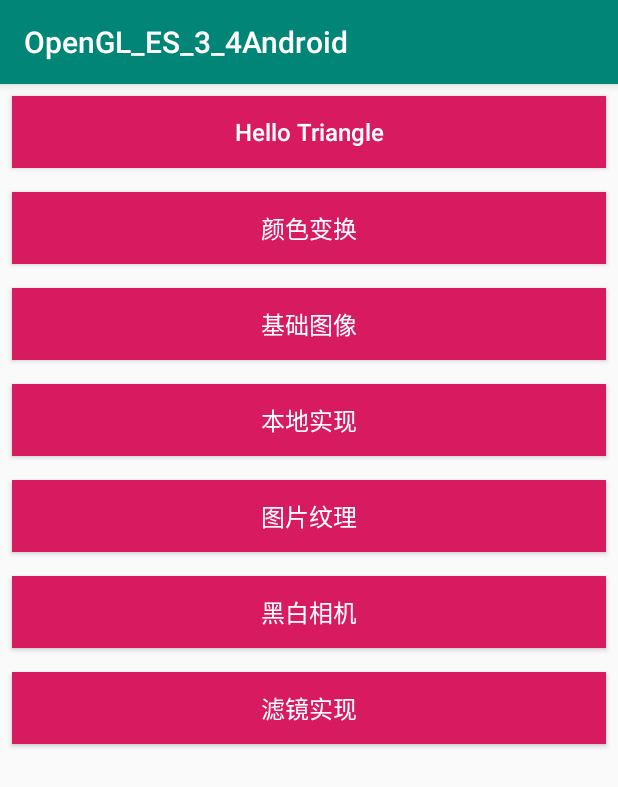
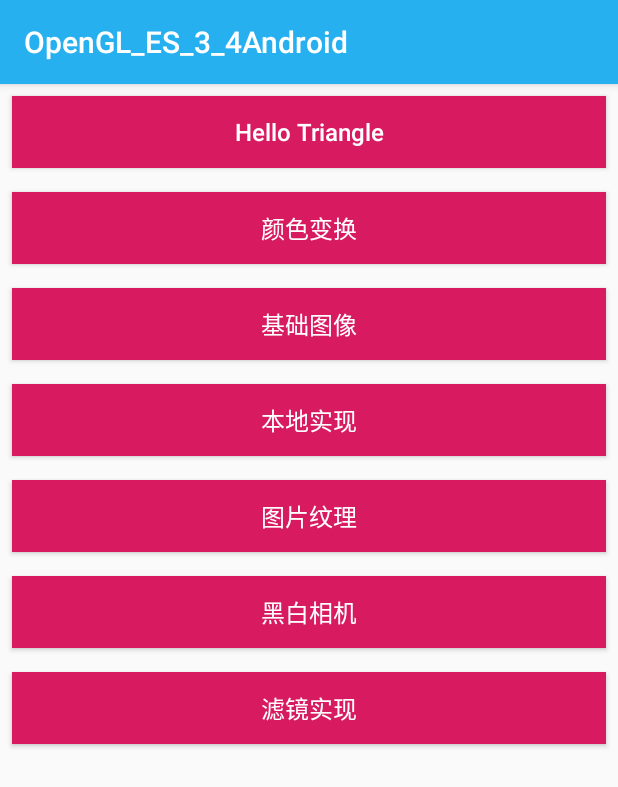
Before and after one commit to 103style/OpenGL-ES-3.0, an Android app: the screen it shows after launch (MainActivity), on a phone screen of 412 x 824 dp. Shown: the top 787 px of the screen. Run offline under Robolectric (Android 15) with nearby library versions, the phone set to English and light mode, and no system bars.

Commit message:
update theme

```diff
--- a/OpenGL_ES_3_4Android/app/src/main/res/values/colors.xml
+++ b/OpenGL_ES_3_4Android/app/src/main/res/values/colors.xml
@@ -1,7 +1,7 @@
 <?xml version="1.0" encoding="utf-8"?>
 <resources>
-    <color name="colorPrimary">#008577</color>
-    <color name="colorPrimaryDark">#00574B</color>
+    <color name="colorPrimary">#27B0F0</color>
+    <color name="colorPrimaryDark">#057EB4</color>
     <color name="colorAccent">#D81B60</color>
 
     <color name="color_FFFFFF">#FFFFFF</color>
```
